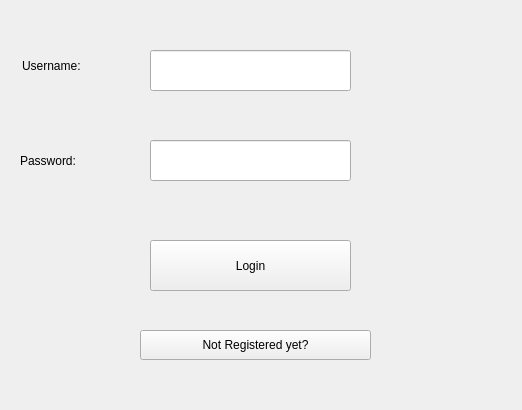
Before: the Qt Designer form CareSphere/caresphere.ui in MubtasimSajid/CareSphere, drawn with Qt 5.
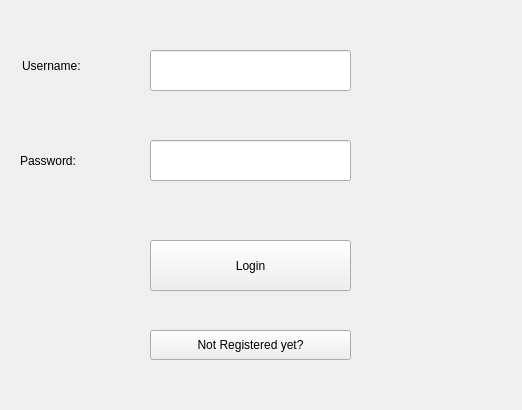
After: the same form once the commit is applied.

What changed in the file:
```diff
--- a/CareSphere/caresphere.ui
+++ b/CareSphere/caresphere.ui
@@ -79,9 +79,9 @@
    <widget class="QPushButton" name="pushButton">
     <property name="geometry">
      <rect>
-      <x>140</x>
+      <x>150</x>
       <y>330</y>
-      <width>231</width>
+      <width>201</width>
       <height>30</height>
      </rect>
     </property>
```
Left out of the diff: 2 changed lines with no effect on the pictures.
